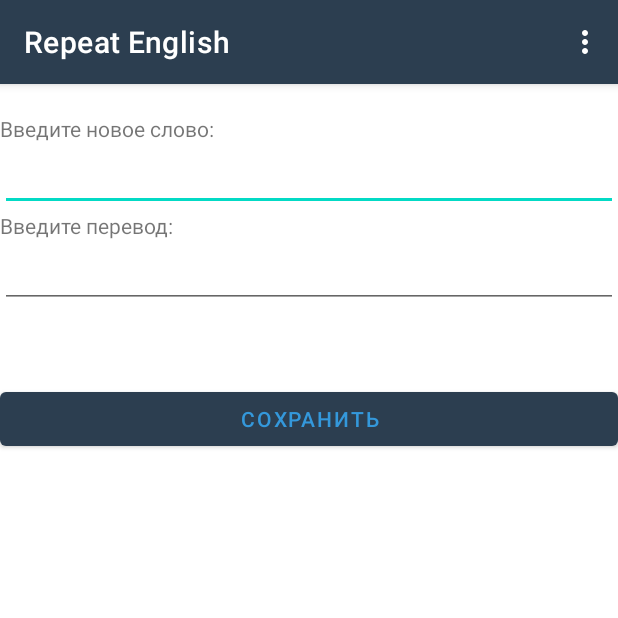
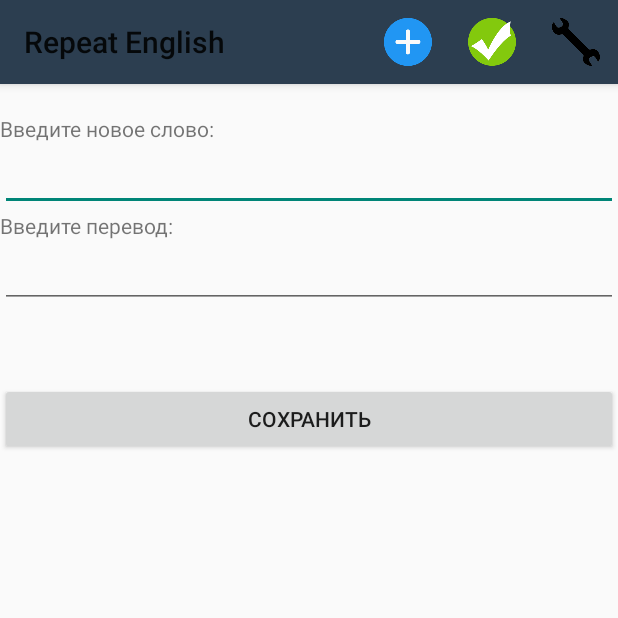
Before and after one commit to alimov1984/RepeatEnglish-2, an Android app: the screen it shows after launch (MainActivity), on a phone screen of 412 x 824 dp, the top half of it. Run offline under Robolectric (Android 15) with nearby library versions, the phone set to English and light mode, and no system bars.

Commit message:
added toolbar

```diff
--- a/app/src/main/AndroidManifest.xml
+++ b/app/src/main/AndroidManifest.xml
@@ -28,5 +28,6 @@
             android:name="ru.alimov.repeatenglish.activity.SettingsActivity"
             android:exported="false" />
     </application>
-
+    <uses-permission android:name="ANDROID.PERMISSION.READ_EXTERNAL_STORAGE"/>
+    <uses-permission android:name="ANDROID.PERMISSION.WRITE_EXTERNAL_STORAGE"/>
 </manifest>
--- a/app/src/main/java/ru/alimov/repeatenglish/activity/CheckActivity.java
+++ b/app/src/main/java/ru/alimov/repeatenglish/activity/CheckActivity.java
@@ -47,6 +47,10 @@ public class CheckActivity extends AppCompatActivity {
                     }
                 });
         tabLayoutMediator.attach();
+
+        androidx.appcompat.widget.Toolbar myToolbar =
+                (androidx.appcompat.widget.Toolbar) findViewById(R.id.toolbar);
+        setSupportActionBar(myToolbar);
     }
 
     @Override
--- a/app/src/main/java/ru/alimov/repeatenglish/activity/MainActivity.java
+++ b/app/src/main/java/ru/alimov/repeatenglish/activity/MainActivity.java
@@ -9,6 +9,7 @@ import android.view.MenuItem;
 import android.view.View;
 import android.widget.EditText;
 import android.widget.Toast;
+import android.widget.Toolbar;
 
 import ru.alimov.repeatenglish.R;
 import ru.alimov.repeatenglish.service.WordService;
@@ -23,6 +24,9 @@ public class MainActivity extends AppCompatActivity {
         super.onCreate(savedInstanceState);
         wordService = new WordServiceImpl(this);
         setContentView(R.layout.activity_main);
+        androidx.appcompat.widget.Toolbar myToolbar =
+                (androidx.appcompat.widget.Toolbar) findViewById(R.id.toolbar);
+        setSupportActionBar(myToolbar);
     }
 
     public void sendMessage(View view) {
--- a/app/src/main/res/layout/activity_check.xml
+++ b/app/src/main/res/layout/activity_check.xml
@@ -5,14 +5,14 @@
     android:layout_width="match_parent"
     android:layout_height="match_parent"
     tools:context=".activity.CheckActivity">
-
+    <include layout="@layout/toolbar"/>
     <com.google.android.material.tabs.TabLayout
         android:id="@+id/tab_layout"
         android:layout_width="match_parent"
         android:layout_height="wrap_content"
         app:layout_constraintLeft_toLeftOf="parent"
         app:layout_constraintRight_toRightOf="parent"
-        app:layout_constraintTop_toTopOf="parent"
+        app:layout_constraintTop_toBottomOf="@+id/toolbar"
         app:tabMode="scrollable"
         />
     <androidx.viewpager2.widget.ViewPager2
--- a/app/src/main/res/layout/activity_main.xml
+++ b/app/src/main/res/layout/activity_main.xml
@@ -5,7 +5,7 @@
     android:layout_width="match_parent"
     android:layout_height="match_parent"
     tools:context="activity.MainActivity">
-
+    <include layout="@layout/toolbar" android:id="@+id/toolbar"/>
     <TextView
         android:id="@+id/wordOriginalLabel"
         android:layout_width="wrap_content"
@@ -13,7 +13,7 @@
         android:text="Введите новое слово:"
         android:layout_marginTop="20dp"
         app:layout_constraintLeft_toLeftOf="parent"
-        app:layout_constraintTop_toTopOf="parent" />
+        app:layout_constraintTop_toBottomOf="@+id/toolbar" />
 
     <EditText
         android:id="@+id/wordOriginalEdit"
--- a/app/src/main/res/layout/activity_settings.xml
+++ b/app/src/main/res/layout/activity_settings.xml
@@ -1,17 +1,19 @@
 <?xml version="1.0" encoding="utf-8"?>
+
 <androidx.constraintlayout.widget.ConstraintLayout xmlns:android="http://schemas.android.com/apk/res/android"
     xmlns:app="http://schemas.android.com/apk/res-auto"
     xmlns:tools="http://schemas.android.com/tools"
     android:layout_width="match_parent"
     android:layout_height="match_parent"
     tools:context=".activity.SettingsActivity">
+    <include layout="@layout/toolbar"/>
     <TextView
         android:id="@+id/wordCountView"
         android:text="Количество слов при проверке(1-100)"
         android:layout_width="wrap_content"
         android:layout_height="wrap_content"
         app:layout_constraintLeft_toLeftOf="parent"
-        app:layout_constraintTop_toTopOf="parent"
+        app:layout_constraintTop_toBottomOf="@+id/toolbar"
         />
 
     <EditText
--- /dev/null
+++ b/app/src/main/res/layout/toolbar.xml
@@ -0,0 +1,11 @@
+<merge xmlns:android="http://schemas.android.com/apk/res/android"
+    xmlns:app="http://schemas.android.com/apk/res-auto">
+<androidx.appcompat.widget.Toolbar
+    android:id="@+id/toolbar"
+    android:layout_width="match_parent"
+    android:layout_height="wrap_content"
+    android:background="?attr/colorPrimary"
+    android:elevation="4dp"
+    android:theme="@style/ThemeOverlay.AppCompat.ActionBar"
+    app:popupTheme="@style/ThemeOverlay.AppCompat.Light"/>
+</merge>
--- a/app/src/main/res/menu/main_menu.xml
+++ b/app/src/main/res/menu/main_menu.xml
@@ -1,15 +1,19 @@
 <?xml version="1.0" encoding="utf-8"?>
-<menu xmlns:android="http://schemas.android.com/apk/res/android">
+<menu xmlns:android="http://schemas.android.com/apk/res/android"
+    xmlns:app="http://schemas.android.com/apk/res-auto">
     <item
         android:id="@+id/menu_word_add"
         android:icon="@drawable/plus"
+        app:showAsAction="always"
         android:title="Add word" />
     <item
         android:id="@+id/menu_word_check"
         android:icon="@drawable/check_yourself"
+        app:showAsAction="always"
         android:title="Check yourself" />
     <item
         android:id="@+id/menu_settings"
         android:icon="@drawable/my_settings"
+        app:showAsAction="always"
         android:title="Settings" />
 </menu>
--- a/app/src/main/res/values/themes.xml
+++ b/app/src/main/res/values/themes.xml
@@ -1,6 +1,6 @@
 <resources xmlns:tools="http://schemas.android.com/tools">
     <!-- Base application theme. -->
-    <style name="Theme.RepeatEnglish" parent="Theme.MaterialComponents.DayNight.DarkActionBar">
+    <style name="Theme.RepeatEnglish" parent="Theme.AppCompat.Light.NoActionBar">
         <!-- Primary brand color. -->
         <item name="colorPrimary">@color/mainMenuColor</item>
         <item name="colorPrimaryVariant">@color/statusBarColor</item>
```
Also changed, not shown: app/src/main/java/ru/alimov/repeatenglish/activity/SettingsActivity.java (+55 -4 lines), app/src/main/java/ru/alimov/repeatenglish/workers/ExportDbWorker.java (+33 -12 lines), app/src/main/java/ru/alimov/repeatenglish/workers/ImportDbWorker.java (+47 -13 lines), app/src/main/res/layout/fragment_checking_dialog.xml (+26 -22 lines).
